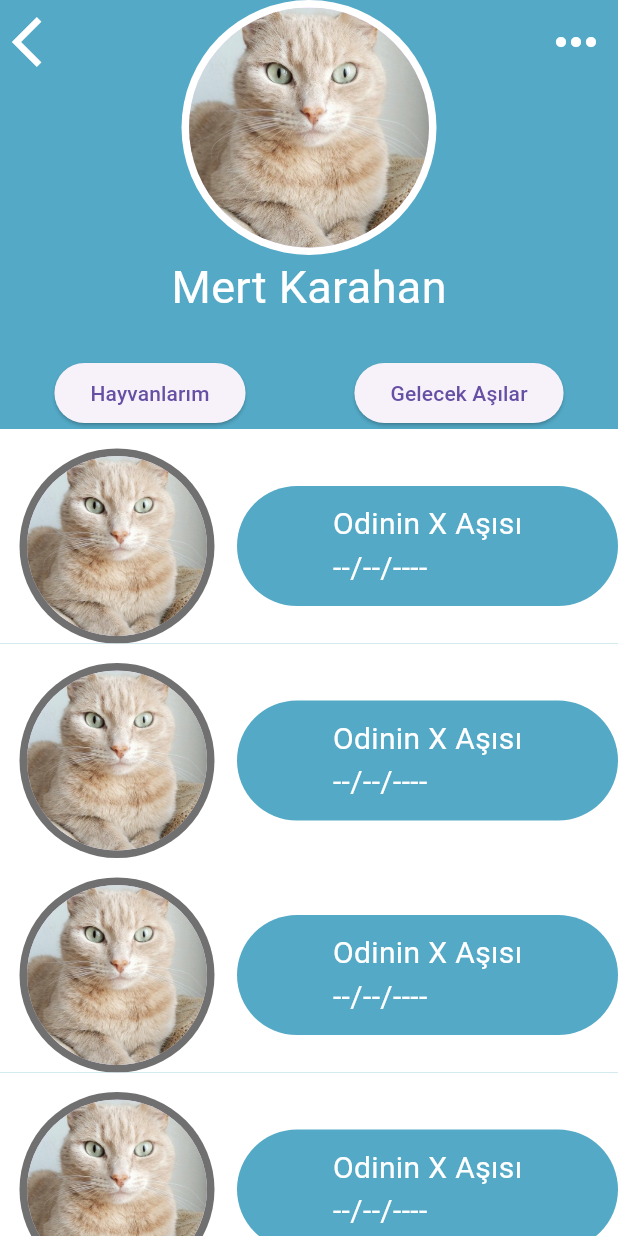
After one commit to GDSC-Iztech/PetPasApp, a Flutter app: the screen it shows after launch, on a phone screen of 412 x 824 dp. The commit adds this screen. Run offline on Flutter 3.47's test engine with Material 2 defaults, Android fonts, the light colour scheme and no system bars; our stand-ins replace hexcolor.

Commit message:
Profile Screen edit

```diff
--- a/lib/main.dart
+++ b/lib/main.dart
@@ -1,5 +1,5 @@
 import 'package:flutter/material.dart';
-import 'package:petpas/view/screens/passportScreen.dart';
+import 'package:petpas/view/screens/profileScreen.dart';
 
 void main() {
   runApp(const MyApp());
@@ -18,7 +18,7 @@ class MyApp extends StatelessWidget {
         //colorScheme: ColorScheme.fromSeed(seedColor: Colors.deepPurple),
         useMaterial3: true,
       ),
-      home: const PassportScreen(),
+      home: const ProfileScreen(),
     );
   }
 }
--- /dev/null
+++ b/lib/view/screens/profileScreen.dart
@@ -0,0 +1,74 @@
+import 'package:flutter/material.dart';
+import 'package:petpas/constants/constants.dart';
+import 'package:petpas/view/widgets/myCard.dart';
+import 'package:petpas/view/widgets/myCircleAvatar.dart';
+
+class ProfileScreen extends StatelessWidget {
+  const ProfileScreen({super.key});
+
+  @override
+  Widget build(BuildContext context) {
+    return Scaffold(
+      backgroundColor: appColor.blue,
+      body: SafeArea(
+        child: SingleChildScrollView(
+          child: Column(
+            children: [
+              //header
+              Row(
+                crossAxisAlignment: CrossAxisAlignment.start,
+                mainAxisAlignment: MainAxisAlignment.spaceBetween,
+                children: [
+                  IconButton(
+                    onPressed: () {},
+                    icon: const Icon(Icons.arrow_back_ios),
+                    color: Colors.white,
+                    iconSize: 40,
+                  ),
+                  const Column(
+                    children: [
+                      MyCircleAvatar(
+                          border: 5,
+                          radius: 80,
+                          backgroundImage: AssetImage("assets/cat.png"),
+                          backgroundColor: Colors.white),
+                      Text(
+                        "Mert Karahan",
+                        style: TextStyle(color: Colors.white, fontSize: 30),
+                      )
+                    ],
+                  ),
+                  IconButton(
+                    onPressed: () {},
+                    icon: const Icon(
+                      Icons.more_horiz,
+                      color: Colors.white,
+                    ),
+                    iconSize: 40,
+                  )
+                ],
+              ),
+              const SizedBox(
+                height: 25,
+              ),
+              //Buttons
+
+              Row(
+                mainAxisAlignment: MainAxisAlignment.spaceAround,
+                children: [
+                  ElevatedButton(
+                      onPressed: () {}, child: const Text("Hayvanlarım")),
+                  ElevatedButton(
+                      onPressed: () {}, child: const Text("Gelecek Aşılar"))
+                ],
+              ),
+
+              //Container
+              MyCard(), MyCard(), MyCard(), MyCard(), MyCard(), MyCard()
+            ],
+          ),
+        ),
+      ),
+    );
+  }
+}
--- /dev/null
+++ b/lib/view/widgets/myCard.dart
@@ -0,0 +1,41 @@
+import 'package:flutter/material.dart';
+import 'package:petpas/constants/constants.dart';
+import 'package:petpas/view/widgets/myCircleAvatar.dart';
+
+class MyCard extends StatelessWidget {
+  const MyCard({super.key});
+
+  @override
+  Widget build(BuildContext context) {
+    return Container(
+      decoration: BoxDecoration(color: Colors.white),
+      padding: EdgeInsets.only(left: 13, top: 13),
+      child: Row(
+        children: [
+          MyCircleAvatar(
+              border: 5,
+              radius: 60,
+              backgroundImage: AssetImage("assets/cat.png"),
+              backgroundColor: appColor.brown),
+          SizedBox(
+            width: 15,
+          ),
+          Expanded(
+            child: Container(
+              height: 80,
+              decoration: BoxDecoration(
+                borderRadius: BorderRadius.circular(53),
+                color: appColor.blue,
+              ),
+              child: Center(
+                  child: Text(
+                "Odinin X Aşısı\n--/--/----",
+                style: TextStyle(fontSize: 20, color: Colors.white),
+              )),
+            ),
+          )
+        ],
+      ),
+    );
+  }
+}
--- a/lib/view/widgets/myCircleAvatar.dart
+++ b/lib/view/widgets/myCircleAvatar.dart
@@ -16,9 +16,9 @@ class MyCircleAvatar extends StatelessWidget {
   Widget build(BuildContext context) {
     return CircleAvatar(
       backgroundColor: backgroundColor,
-      maxRadius: 75,
+      maxRadius: radius + border,
       child: CircleAvatar(
-        maxRadius: 70,
+        maxRadius: radius,
         backgroundImage: backgroundImage,
       ),
     );
```
